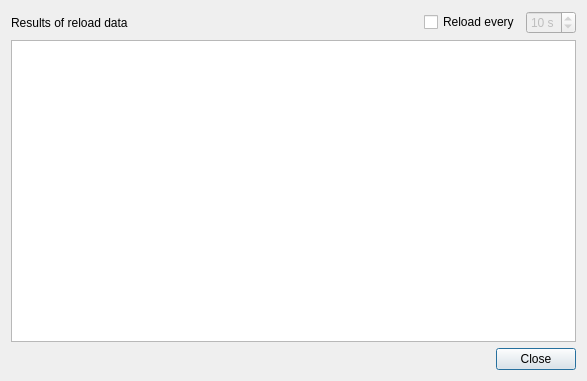
This is dialogs/reloaddata.ui in veusz/veusz as Qt 5 draws it before an edit. The edited form follows.
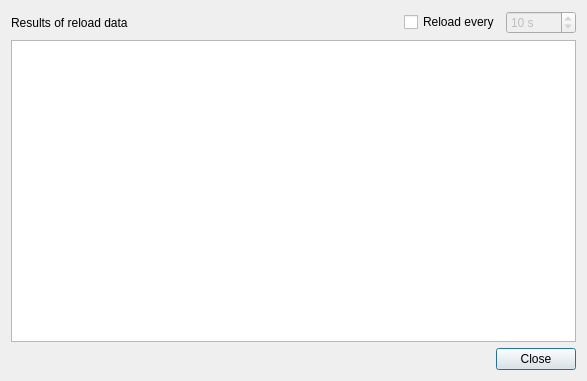
This is the edited form.

Commit message: Increase reload max time and make dialog close by default

```diff
--- a/dialogs/reloaddata.ui
+++ b/dialogs/reloaddata.ui
@@ -54,6 +54,9 @@
        <property name="minimum">
         <number>1</number>
        </property>
+       <property name="maximum">
+        <number>99999</number>
+       </property>
        <property name="value">
         <number>10</number>
        </property>
```
The commit also changes 1 other file.
